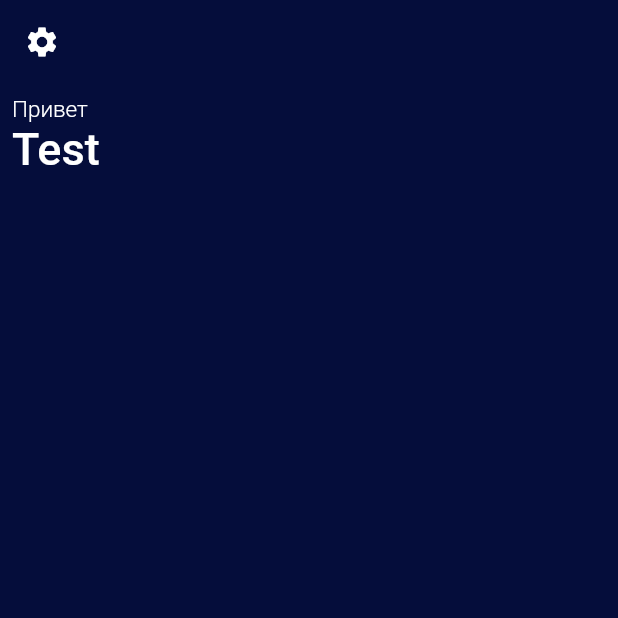
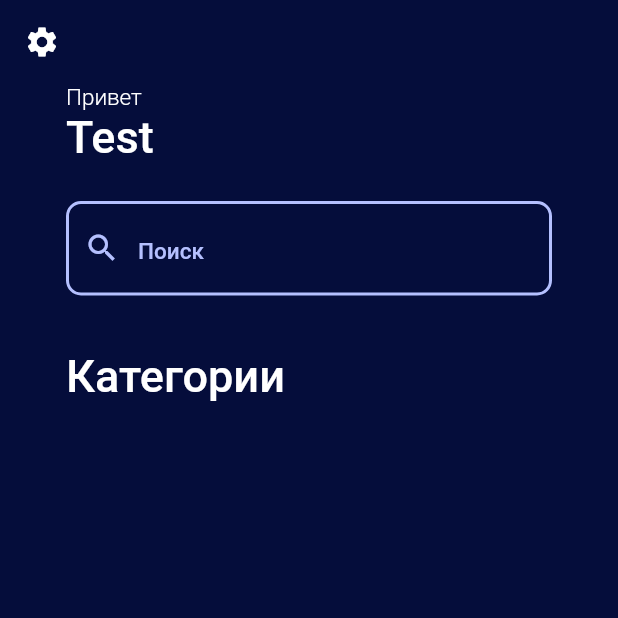
Before and after one commit to JesterVZ/todo_list, a Flutter app: the screen it shows after launch, on a phone screen of 412 x 824 dp, the top half of it. Run offline on Flutter 3.47's test engine with Material 2 defaults, Android fonts, the phone set to English and light mode, and no system bars; our stand-ins replace dartz, freezed_annotation, get_it, shared_preferences.

Commit message:
add form

```diff
--- a/lib/main.dart
+++ b/lib/main.dart
@@ -13,10 +13,10 @@ class MyApp extends StatelessWidget {
   @override
   Widget build(BuildContext context) {
     return MaterialApp(
-        title: 'Flutter Demo',
+        title: 'Todo list',
         theme: ThemeData(
           fontFamily: 'Inter',
-          primarySwatch: Colors.blue,
+          primarySwatch: AppColors.appcolor,
           appBarTheme: Theme.of(context).appBarTheme.copyWith(
                 backgroundColor: AppColors.backgroundColor,
                 shadowColor: Colors.transparent,
@@ -27,6 +27,19 @@ class MyApp extends StatelessWidget {
                   statusBarIconBrightness: Brightness.dark,
                 ),
               ),
+          inputDecorationTheme: InputDecorationTheme(
+              enabledBorder: OutlineInputBorder(
+                borderRadius: BorderRadius.circular(10),
+                borderSide: const BorderSide(
+                  width: 2,
+                  color: AppColors.gray1,
+                ),
+              ),
+              focusedBorder: OutlineInputBorder(
+                borderRadius: BorderRadius.circular(10),
+                borderSide:
+                    const BorderSide(width: 2, color: AppColors.appcolor),
+              )),
           textTheme: Theme.of(context).textTheme.copyWith(
               titleLarge: Theme.of(context)
                   .textTheme
--- a/lib/presentation/pages/main_page.dart
+++ b/lib/presentation/pages/main_page.dart
@@ -1,5 +1,6 @@
 import 'package:flutter/material.dart';
 import 'package:todo_list/base/widgets/app_page_view.dart';
+import 'package:todo_list/presentation/ui/app_colors.dart';
 import 'package:todo_list/presentation/ui/app_ui.dart';
 import 'package:todo_list/presentation/ui/widgets/common/app_scaffold.dart';
 
@@ -14,11 +15,19 @@ class MainPage extends AppPageView {
 }
 
 class _MainPageState extends State<MainPage> {
+  final searchController = TextEditingController();
+
   Future refreshData() async {}
   @override
-  Widget build(BuildContext context) => AppScaffold(
-        appBar: AppUI.appBar(context: context, leading: _buildSettingsButton()),
-        body: _buildBody(),
+  Widget build(BuildContext context) => GestureDetector(
+        onTap: () {
+          FocusScope.of(context).requestFocus(FocusNode());
+        },
+        child: AppScaffold(
+          appBar:
+              AppUI.appBar(context: context, leading: _buildSettingsButton()),
+          body: _buildBody(),
+        ),
       );
   _buildSettingsButton() =>
       IconButton(onPressed: () {}, icon: const Icon(Icons.settings));
@@ -26,10 +35,17 @@ class _MainPageState extends State<MainPage> {
   _buildBody() => RefreshIndicator(
       onRefresh: refreshData,
       child: Padding(
-        padding: const EdgeInsets.all(8.0),
-        child: Column(children: [_buildHeader()]),
+        padding: AppUI.contentPading,
+        child: Column(crossAxisAlignment: CrossAxisAlignment.start, children: [
+          _buildTitle(),
+          Padding(
+            padding: const EdgeInsets.only(top: 25),
+            child: _buildSearchField(),
+          ),
+          _buildHeader('Категории')
+        ]),
       ));
-  _buildHeader() => Row(
+  _buildTitle() => Row(
         children: [
           Column(
             crossAxisAlignment: CrossAxisAlignment.start,
@@ -44,4 +60,21 @@ class _MainPageState extends State<MainPage> {
           )
         ],
       );
+  _buildSearchField() => TextField(
+        controller: searchController,
+        decoration: InputDecoration(
+            hintText: 'Поиск',
+            hintStyle: Theme.of(context)
+                .textTheme
+                .titleSmall!
+                .copyWith(color: AppColors.gray1),
+            prefixIcon: const Icon(
+              Icons.search,
+              color: AppColors.gray1,
+            )),
+      );
+  _buildHeader(String text) => Padding(
+        padding: const EdgeInsets.only(top: 36),
+        child: Text(text, style: Theme.of(context).textTheme.titleLarge),
+      );
 }
--- a/lib/presentation/ui/app_colors.dart
+++ b/lib/presentation/ui/app_colors.dart
@@ -4,4 +4,30 @@ class AppColors {
   static const transparent = Colors.transparent;
   static const backgroundColor = Color(0xFF050D3B);
   static const whiteColor = Colors.white;
+
+  static const gray1 = Color(0xFFB5C0FF);
+
+  static const MaterialColor appcolor =
+      MaterialColor(_appcolorPrimaryValue, <int, Color>{
+    50: Color(0xFFF2E9F9),
+    100: Color(0xFFDEC8EF),
+    200: Color(0xFFC8A4E5),
+    300: Color(0xFFB180DA),
+    400: Color(0xFFA164D2),
+    500: Color(_appcolorPrimaryValue),
+    600: Color(0xFF8842C5),
+    700: Color(0xFF7D39BD),
+    800: Color(0xFF7331B7),
+    900: Color(0xFF6121AB),
+  });
+  static const int _appcolorPrimaryValue = 0xFF9049CA;
+
+  static const MaterialColor appcolorAccent =
+      MaterialColor(_appcolorAccentValue, <int, Color>{
+    100: Color(0xFFF1E5FF),
+    200: Color(_appcolorAccentValue),
+    400: Color(0xFFB780FF),
+    700: Color(0xFFA966FF),
+  });
+  static const int _appcolorAccentValue = 0xFFD4B3FF;
 }
--- a/lib/presentation/ui/app_ui.dart
+++ b/lib/presentation/ui/app_ui.dart
@@ -11,4 +11,6 @@ class AppUI {
         actions: actions,
         leading: leading,
       );
+  static const contentPading = EdgeInsets.symmetric(horizontal: 44);
+  static const categoryCardBoxDecoration = BoxDecoration(borderRadius: BorderRadius.all(Radius.circular(10)));
 }
--- a/lib/presentation/ui/widgets/common/app_scaffold.dart
+++ b/lib/presentation/ui/widgets/common/app_scaffold.dart
@@ -1,6 +1,7 @@
 import 'package:flutter/material.dart';
 import 'package:todo_list/presentation/ui/app_colors.dart';
 
+// ignore: must_be_immutable
 class AppScaffold extends StatelessWidget {
   final AppBar appBar;
   final Widget? floatingActionButton;
--- /dev/null
+++ b/lib/presentation/ui/widgets/common/category_card.dart
@@ -0,0 +1,31 @@
+import 'package:flutter/material.dart';
+import 'package:todo_list/presentation/ui/app_ui.dart';
+
+class CategoryCard extends StatelessWidget {
+  final Color color;
+  final String name;
+  final int count;
+
+  const CategoryCard(
+      {super.key,
+      required this.color,
+      required this.name,
+      required this.count});
+  @override
+  Widget build(BuildContext context) => Container(
+        color: color,
+        width: 131,
+        height: 123,
+        decoration: AppUI.categoryCardBoxDecoration,
+        child: Column(crossAxisAlignment: CrossAxisAlignment.start, children: [
+          Text(name, style: Theme.of(context).textTheme.titleMedium),
+          Text(_countToString(count),
+              style: Theme.of(context).textTheme.titleSmall)
+        ]),
+      );
+  String _countToString(int count) => count == 1
+      ? '$count задача'
+      : count < 5
+          ? '$count задачи'
+          : '$count задач';
+}
```
